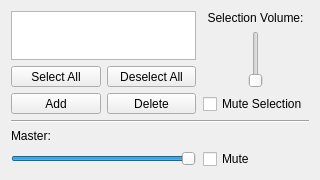
This is BackgroundCtrlUi.ui in Veggie13/Genesis1 as Qt 5 draws it before an edit. The edited form follows.
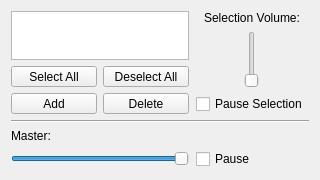
This is the edited form.

Commit message: Changed Mute to Pause in GUI.

Diff of the .ui file:
```diff
--- a/BackgroundCtrlUi.ui
+++ b/BackgroundCtrlUi.ui
@@ -91,7 +91,7 @@
        <item>
         <widget class="QCheckBox" name="m_selectionMuteChk" >
          <property name="text" >
-          <string>Mute Selection</string>
+          <string>Pause Selection</string>
          </property>
         </widget>
        </item>
@@ -213,7 +213,7 @@
      <item>
       <widget class="QCheckBox" name="m_backgroundGlobMute" >
        <property name="text" >
-        <string>Mute</string>
+        <string>Pause</string>
        </property>
       </widget>
      </item>
```
The commit also changes 3 other files.
